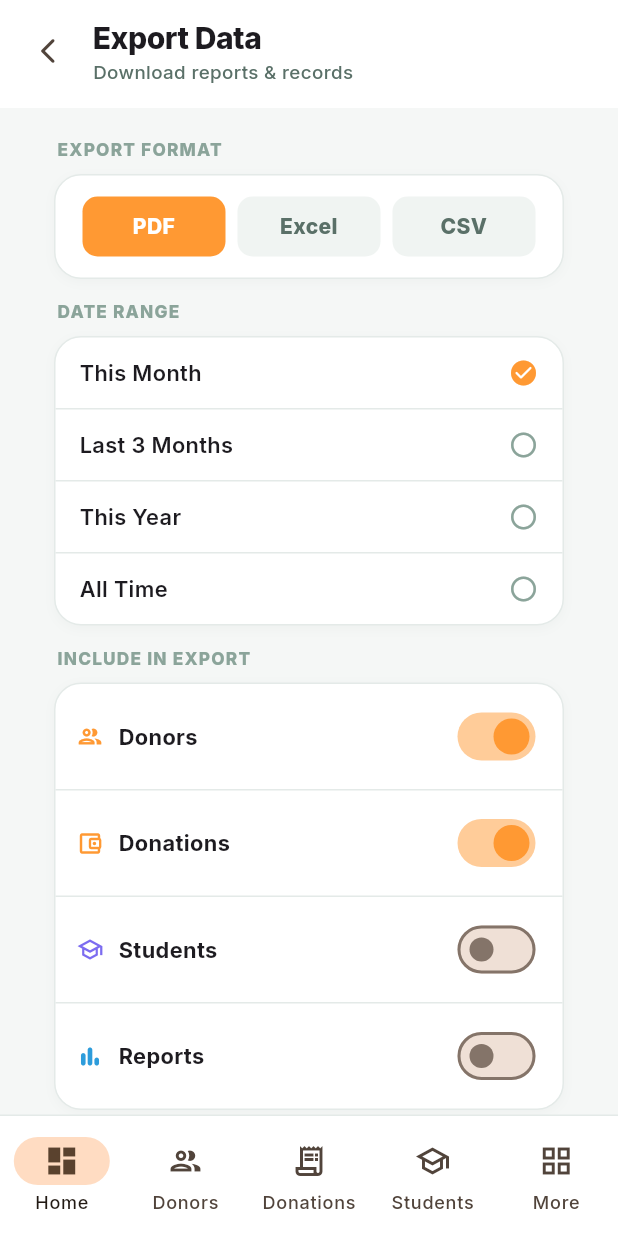
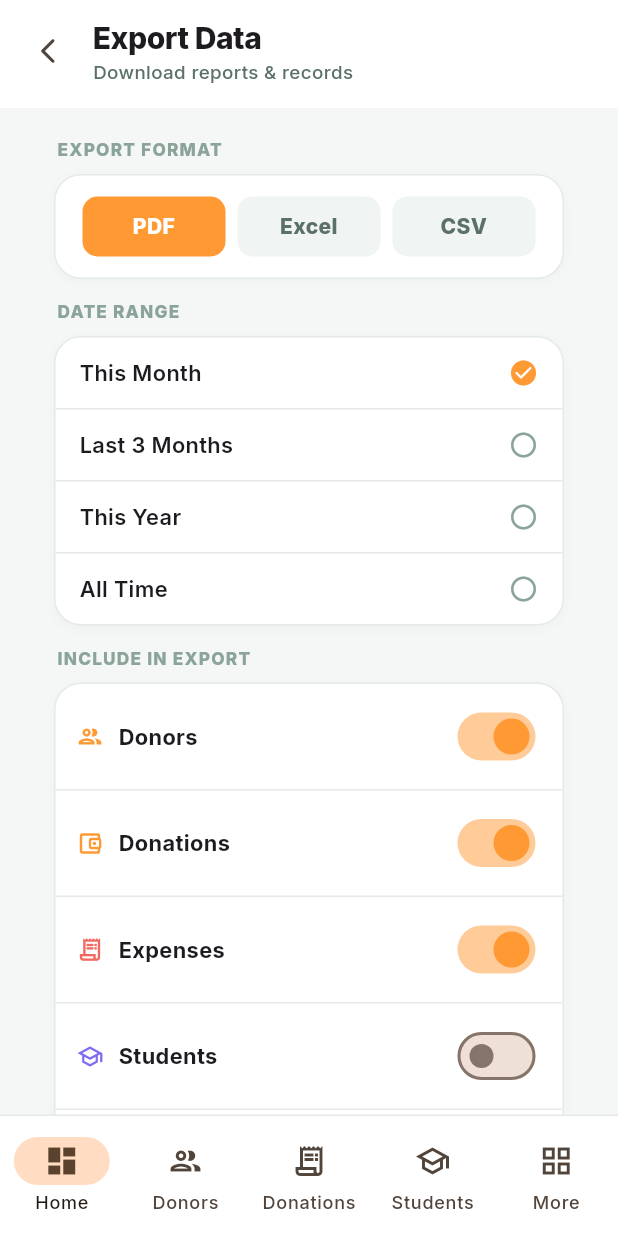
Before and after one commit to varalakshmivaru231020-svg/NGO, a Flutter app: the ExportDataScreen screen opened by its route, on a phone screen of 412 x 824 dp. Run offline on Flutter 3.47's test engine with Material 3 defaults, Android fonts, the phone set to English and light mode, and no system bars; our stand-ins replace dio, file_picker, fl_chart, flutter_riverpod, go_router, google_fonts and 7 more; missing offline and left inert: dart:html, dart:ui_web, excel; accounts and stored records are empty.

Commit message:
Settings Export: include Expenses, date-filter them, PDF-safe currency
- Export Data (PDF/Excel/CSV) now has an Expenses toggle (on by
  default) with voucher/date/paid-to/category/mode/amount columns in
  all three formats.
- The selected date range now filters expenses like donations.
- Amount headers use Rs. instead of the rupee glyph, which the PDF
  export's default font cannot render.

Co-Authored-By: Claude Fable 5 <noreply@anthropic.com>

```diff
--- a/lib/features/settings/presentation/settings_sub_screens.dart
+++ b/lib/features/settings/presentation/settings_sub_screens.dart
@@ -1248,6 +1248,7 @@ class _ExportDataState extends State<ExportDataScreen> {
   String _range   = 'This Month';
   bool _donors    = true;
   bool _donations = true;
+  bool _expenses  = true;
   bool _students  = false;
   bool _reports   = false;
   bool _exporting = false;
@@ -1298,8 +1299,10 @@ class _ExportDataState extends State<ExportDataScreen> {
     }).toList(),
   );
 
+  // "Rs." not "₹" — the PDF export's default font (Helvetica) can't render
+  // the rupee glyph, and the same row builders feed all three formats.
   ({List<String> headers, List<List<String>> rows}) _donationRows(List<Map<String, dynamic>> donations) => (
-    headers: const ['#', 'Receipt No.', 'Donor', 'Date', 'Type', 'Payment Mode', 'Amount (₹)'],
+    headers: const ['#', 'Receipt No.', 'Donor', 'Date', 'Type', 'Payment Mode', 'Amount (Rs.)'],
     rows: donations.asMap().entries.map((e) {
       final i = e.key, r = e.value;
       final donor = (r['donor'] as Map?)?.cast<String, dynamic>() ?? const {};
@@ -1311,6 +1314,18 @@ class _ExportDataState extends State<ExportDataScreen> {
     }).toList(),
   );
 
+  ({List<String> headers, List<List<String>> rows}) _expenseRows(List<Map<String, dynamic>> expenses) => (
+    headers: const ['#', 'Voucher No.', 'Date', 'Paid To', 'Category', 'Payment Mode', 'Amount (Rs.)'],
+    rows: expenses.asMap().entries.map((e) {
+      final i = e.key, r = e.value;
+      final cat = (r['category'] as Map?)?.cast<String, dynamic>() ?? const {};
+      final amount = (r['amount'] as num?)?.toInt() ?? 0;
+      return ['${i + 1}', r['voucherNo'] as String? ?? '', (r['date'] as String? ?? '').split('T').first,
+        r['paidTo'] as String? ?? '', cat['label'] as String? ?? '',
+        r['paymentMode'] as String? ?? '', amount.toString()];
+    }).toList(),
+  );
+
   ({List<String> headers, List<List<String>> rows}) _studentRows(List<Map<String, dynamic>> students) => (
     headers: const ['#', 'Child ID', 'Name', 'Centre', 'Class', 'Status', 'Gender'],
     rows: students.asMap().entries.map((e) {
@@ -1324,7 +1339,7 @@ class _ExportDataState extends State<ExportDataScreen> {
   ({List<String> headers, List<List<String>> rows}) _summaryRows(Map<String, dynamic> overview) => (
     headers: const ['Metric', 'Value'],
     rows: [
-      ['Total Raised (₹)', '${((overview['donations'] as Map?)?['totalRaised'] as num?)?.toInt() ?? 0}'],
+      ['Total Raised (Rs.)', '${((overview['donations'] as Map?)?['totalRaised'] as num?)?.toInt() ?? 0}'],
       ['Total Donors', '${((overview['donors'] as Map?)?['total'] as num?)?.toInt() ?? 0}'],
       ['Active Students', '${((overview['students'] as Map?)?['active'] as num?)?.toInt() ?? 0}'],
     ],
@@ -1336,6 +1351,7 @@ class _ExportDataState extends State<ExportDataScreen> {
   String _buildCsv({
     required List<Map<String, dynamic>> donors,
     required List<Map<String, dynamic>> donations,
+    required List<Map<String, dynamic>> expenses,
     required List<Map<String, dynamic>> students,
     Map<String, dynamic>? overview,
   }) {
@@ -1350,6 +1366,7 @@ class _ExportDataState extends State<ExportDataScreen> {
     }
     if (_donors) section('DONORS', _donorRows(donors));
     if (_donations) section('DONATIONS', _donationRows(donations));
+    if (_expenses) section('EXPENSES', _expenseRows(expenses));
     if (_students) section('STUDENTS', _studentRows(students));
     if (_reports && overview != null) section('SUMMARY', _summaryRows(overview));
     return out.toString();
@@ -1378,12 +1395,14 @@ class _ExportDataState extends State<ExportDataScreen> {
   Uint8List? _buildExcel({
     required List<Map<String, dynamic>> donors,
     required List<Map<String, dynamic>> donations,
+    required List<Map<String, dynamic>> expenses,
     required List<Map<String, dynamic>> students,
     Map<String, dynamic>? overview,
   }) {
     final excel = xl.Excel.createExcel();
     if (_donors) _xlWriteSheet(excel, 'Donors', _donorRows(donors));
     if (_donations) _xlWriteSheet(excel, 'Donations', _donationRows(donations));
+    if (_expenses) _xlWriteSheet(excel, 'Expenses', _expenseRows(expenses));
     if (_students) _xlWriteSheet(excel, 'Students', _studentRows(students));
     if (_reports && overview != null) _xlWriteSheet(excel, 'Summary', _summaryRows(overview));
     if (excel.sheets.containsKey('Sheet1')) excel.delete('Sheet1');
@@ -1394,6 +1413,7 @@ class _ExportDataState extends State<ExportDataScreen> {
   Future<Uint8List> _buildPdf({
     required List<Map<String, dynamic>> donors,
     required List<Map<String, dynamic>> donations,
+    required List<Map<String, dynamic>> expenses,
     required List<Map<String, dynamic>> students,
     Map<String, dynamic>? overview,
   }) async {
@@ -1431,6 +1451,7 @@ class _ExportDataState extends State<ExportDataScreen> {
             style: pw.TextStyle(fontSize: 9, color: grey)),
         if (_donors) section('Donors', _donorRows(donors)),
         if (_donations) section('Donations', _donationRows(donations)),
+        if (_expenses) section('Expenses', _expenseRows(expenses)),
         if (_students) section('Students', _studentRows(students)),
         if (_reports && overview != null) section('Summary', _summaryRows(overview)),
       ],
@@ -1443,6 +1464,7 @@ class _ExportDataState extends State<ExportDataScreen> {
     try {
       final donors = _donors ? await _fetchList('/donors') : <Map<String, dynamic>>[];
       final donations = _donations ? _filterByDate(await _fetchList('/donations'), 'date') : <Map<String, dynamic>>[];
+      final expenses = _expenses ? _filterByDate(await _fetchList('/expenses'), 'date') : <Map<String, dynamic>>[];
       final students = _students ? await _fetchList('/students') : <Map<String, dynamic>>[];
       final overview = _reports ? await _fetchOverview() : null;
 
@@ -1452,15 +1474,15 @@ class _ExportDataState extends State<ExportDataScreen> {
 
       if (_format == 'CSV') {
         filename = 'SKET_Export_$dateStr.csv';
-        ok = await NativeFileSaver.saveCsv(filename, _buildCsv(donors: donors, donations: donations, students: students, overview: overview));
+        ok = await NativeFileSaver.saveCsv(filename, _buildCsv(donors: donors, donations: donations, expenses: expenses, students: students, overview: overview));
       } else if (_format == 'Excel') {
         filename = 'SKET_Export_$dateStr.xlsx';
-        final bytes = _buildExcel(donors: donors, donations: donations, students: students, overview: overview);
+        final bytes = _buildExcel(donors: donors, donations: donations, expenses: expenses, students: students, overview: overview);
         ok = bytes != null && await NativeFileSaver.saveBytes(filename, bytes,
           'application/vnd.openxmlformats-officedocument.spreadsheetml.sheet');
       } else {
         filename = 'SKET_Export_$dateStr.pdf';
-        final bytes = await _buildPdf(donors: donors, donations: donations, students: students, overview: overview);
+        final bytes = await _buildPdf(donors: donors, donations: donations, expenses: expenses, students: students, overview: overview);
         ok = await NativeFileSaver.saveBytes(filename, bytes, 'application/pdf');
       }
 
@@ -1516,6 +1538,7 @@ class _ExportDataState extends State<ExportDataScreen> {
           _buildCard(context, child: Column(children: [
             _toggle(context, 'Donors',    _donors,    (v) => setState(() => _donors = v),    Icons.people_outlined,                  _brand600),
             _toggle(context, 'Donations', _donations, (v) => setState(() => _donations = v), Icons.account_balance_wallet_outlined,  _brand600),
+            _toggle(context, 'Expenses',  _expenses,  (v) => setState(() => _expenses = v),  Icons.receipt_long_outlined,            _coral500),
             _toggle(context, 'Students',  _students,  (v) => setState(() => _students = v),  Icons.school_outlined,                  _violet500),
             _toggle(context, 'Reports',   _reports,   (v) => setState(() => _reports = v),   Icons.bar_chart_rounded,                _sky500, last: true),
           ])),
```
Also changed, not shown: 2 other files.
